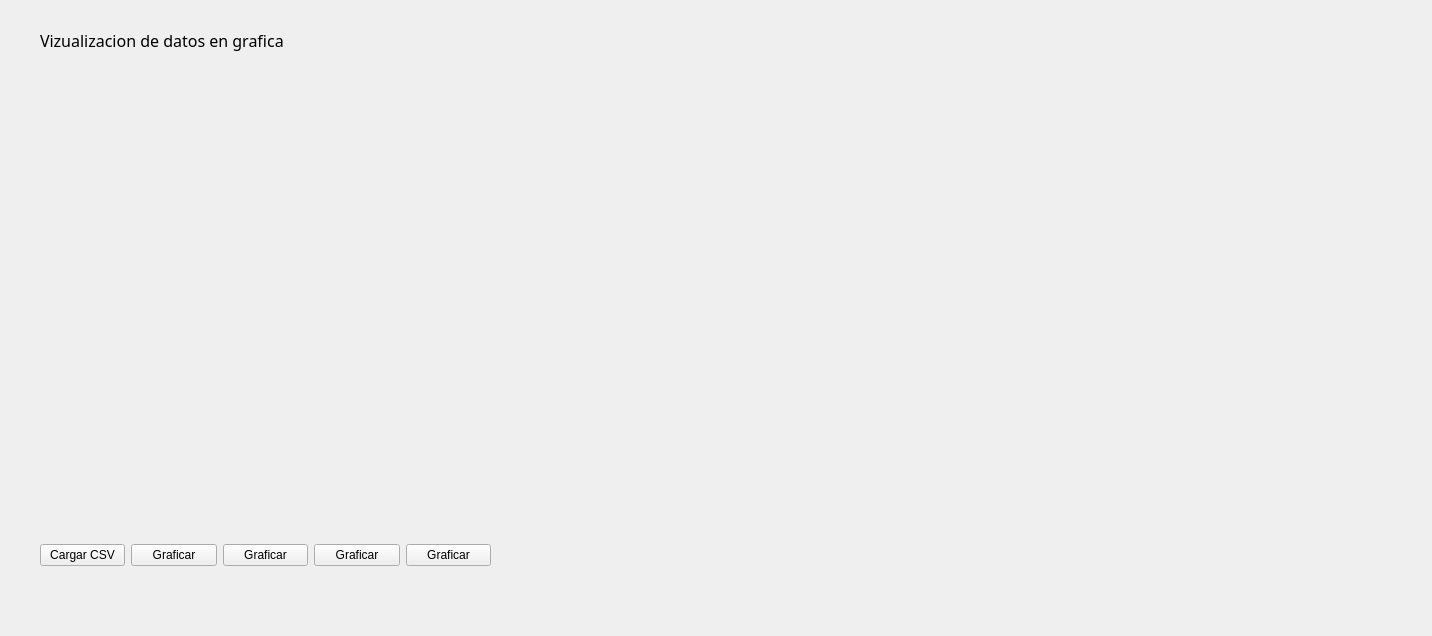
Old version of the form PROYECTOS/Python/Analizador de Datos CSV/Pruebadeproyecto/form.ui in the repository KillahBlitz/MY-PORTFOLIO.
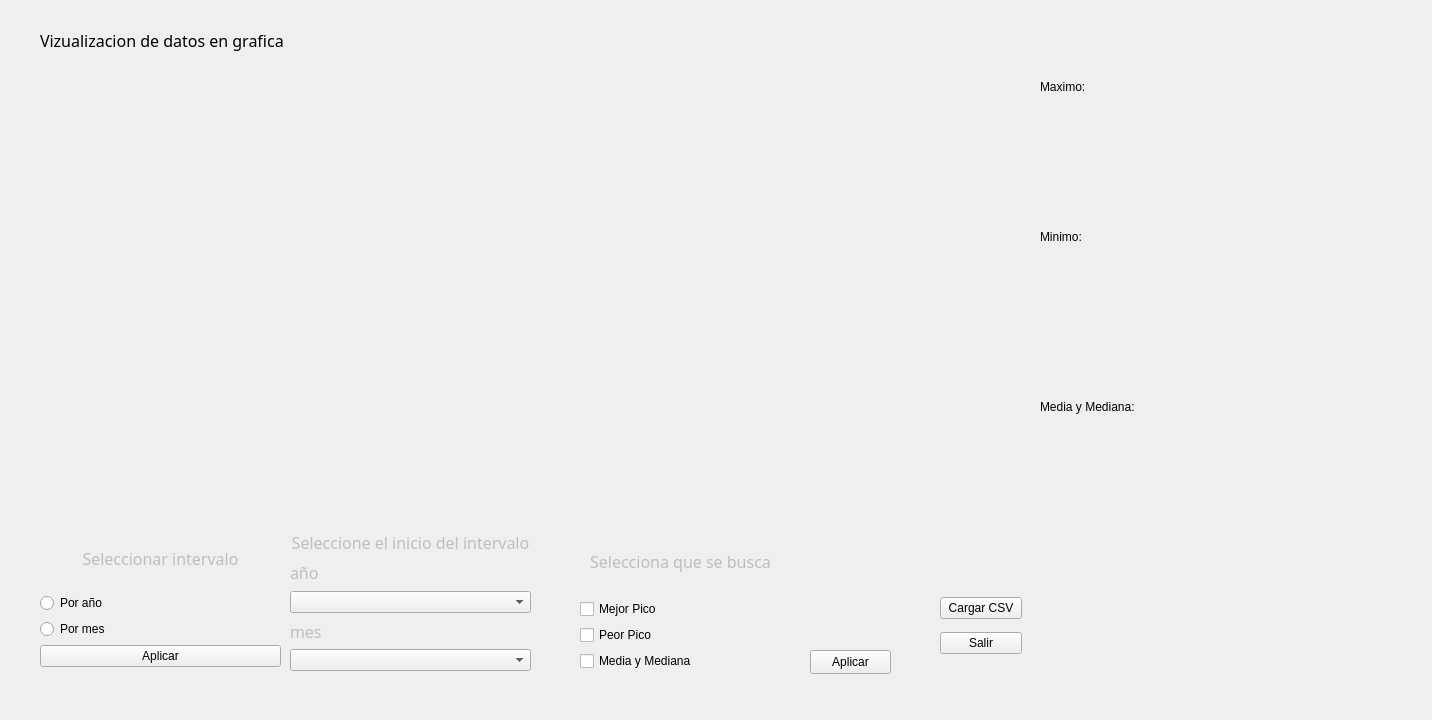
New version of the form.

What changed in the file:
```diff
--- a/PROYECTOS/Python/Analizador de Datos CSV/Pruebadeproyecto/form.ui
+++ b/PROYECTOS/Python/Analizador de Datos CSV/Pruebadeproyecto/form.ui
@@ -7,7 +7,7 @@
     <x>0</x>
     <y>0</y>
     <width>1432</width>
-    <height>636</height>
+    <height>720</height>
    </rect>
   </property>
   <property name="windowTitle">
@@ -37,21 +37,21 @@
     <rect>
      <x>40</x>
      <y>60</y>
-     <width>1051</width>
-     <height>421</height>
+     <width>981</width>
+     <height>451</height>
     </rect>
    </property>
   </widget>
   <widget class="QWidget" name="horizontalLayoutWidget">
    <property name="geometry">
     <rect>
-     <x>40</x>
-     <y>530</y>
-     <width>451</width>
-     <height>51</height>
+     <x>940</x>
+     <y>590</y>
+     <width>82</width>
+     <height>71</height>
     </rect>
    </property>
-   <layout class="QHBoxLayout" name="horizontalLayout">
+   <layout class="QVBoxLayout" name="verticalLayout">
     <item>
      <widget class="QPushButton" name="buttoncsv">
       <property name="text">
@@ -60,35 +60,297 @@
      </widget>
     </item>
     <item>
-     <widget class="QPushButton" name="buttoncsv_5">
+     <widget class="QPushButton" name="buttonsalir">
       <property name="text">
-       <string>Graficar</string>
-      </property>
-     </widget>
-    </item>
-    <item>
-     <widget class="QPushButton" name="buttoncsv_4">
-      <property name="text">
-       <string>Graficar</string>
-      </property>
-     </widget>
-    </item>
-    <item>
-     <widget class="QPushButton" name="buttoncsv_3">
-      <property name="text">
-       <string>Graficar</string>
-      </property>
-     </widget>
-    </item>
-    <item>
-     <widget class="QPushButton" name="buttoncsv_2">
-      <property name="text">
-       <string>Graficar</string>
+       <string>Salir</string>
       </property>
      </widget>
     </item>
    </layout>
   </widget>
+  <widget class="QWidget" name="widgetopciones" native="true">
+   <property name="geometry">
+    <rect>
+     <x>290</x>
+     <y>530</y>
+     <width>601</width>
+     <height>151</height>
+    </rect>
+   </property>
+   <widget class="QPushButton" name="buttonbusqueda">
+    <property name="geometry">
+     <rect>
+      <x>520</x>
+      <y>120</y>
+      <width>81</width>
+      <height>24</height>
+     </rect>
+    </property>
+    <property name="text">
+     <string>Aplicar</string>
+    </property>
+   </widget>
+   <widget class="QWidget" name="verticalLayoutWidget_3">
+    <property name="geometry">
+     <rect>
+      <x>290</x>
+      <y>0</y>
+      <width>201</width>
+      <height>141</height>
+     </rect>
+    </property>
+    <layout class="QVBoxLayout" name="verticallayoutopciones">
+     <item>
+      <layout class="QVBoxLayout" name="verticalLayout_5">
+       <item>
+        <widget class="QLabel" name="LabelFechas_4">
+         <property name="enabled">
+          <bool>false</bool>
+         </property>
+         <property name="font">
+          <font>
+           <family>MS Outlook</family>
+           <pointsize>12</pointsize>
+          </font>
+         </property>
+         <property name="text">
+          <string>Selecciona que se busca</string>
+         </property>
+         <property name="alignment">
+          <set>Qt::AlignmentFlag::AlignCenter</set>
+         </property>
+        </widget>
+       </item>
+       <item>
+        <widget class="QCheckBox" name="checkmax">
+         <property name="text">
+          <string>Mejor Pico</string>
+         </property>
+        </widget>
+       </item>
+       <item>
+        <widget class="QCheckBox" name="checkmin">
+         <property name="text">
+          <string>Peor Pico</string>
+         </property>
+        </widget>
+       </item>
+       <item>
+        <widget class="QCheckBox" name="checkm">
+         <property name="text">
+          <string>Media y Mediana</string>
+         </property>
+        </widget>
+       </item>
+      </layout>
+     </item>
+    </layout>
+   </widget>
+   <widget class="QWidget" name="verticalLayoutWidget_6">
+    <property name="geometry">
+     <rect>
+      <x>0</x>
+      <y>0</y>
+      <width>241</width>
+      <height>141</height>
+     </rect>
+    </property>
+    <layout class="QVBoxLayout" name="verticallayoutseleccion">
+     <item>
+      <widget class="QLabel" name="LabelFechas_5">
+       <property name="enabled">
+        <bool>false</bool>
+       </property>
+       <property name="font">
+        <font>
+         <family>MS Outlook</family>
+         <pointsize>12</pointsize>
+        </font>
+       </property>
+       <property name="text">
+        <string>Seleccione el inicio del intervalo</string>
+       </property>
+       <property name="alignment">
+        <set>Qt::AlignmentFlag::AlignCenter</set>
+       </property>
+      </widget>
+     </item>
+     <item>
+      <widget class="QLabel" name="LabelFechas_6">
+       <property name="enabled">
+        <bool>false</bool>
+       </property>
+       <property name="font">
+        <font>
+         <family>MS Outlook</family>
+         <pointsize>12</pointsize>
+        </font>
+       </property>
+       <property name="text">
+        <string>año</string>
+       </property>
+      </widget>
+     </item>
+     <item>
+      <widget class="QComboBox" name="comboboxanio">
+       <property name="placeholderText">
+        <string>Selecciona el año</string>
+       </property>
+      </widget>
+     </item>
+     <item>
+      <widget class="QLabel" name="LabelFechas_7">
+       <property name="enabled">
+        <bool>false</bool>
+       </property>
+       <property name="font">
+        <font>
+         <family>MS Outlook</family>
+         <pointsize>12</pointsize>
+        </font>
+       </property>
+       <property name="text">
+        <string>mes</string>
+       </property>
+      </widget>
+     </item>
+     <item>
+      <widget class="QComboBox" name="comboboxmes">
+       <property name="currentText">
+        <string/>
+       </property>
+       <property name="placeholderText">
+        <string>Selecciona el mes</string>
+       </property>
+      </widget>
+     </item>
+    </layout>
+   </widget>
+  </widget>
+  <widget class="QWidget" name="widgetseleccion" native="true">
+   <property name="geometry">
+    <rect>
+     <x>40</x>
+     <y>530</y>
+     <width>241</width>
+     <height>141</height>
+    </rect>
+   </property>
+   <widget class="QWidget" name="verticalLayoutWidget_2">
+    <property name="geometry">
+     <rect>
+      <x>0</x>
+      <y>0</y>
+      <width>241</width>
+      <height>137</height>
+     </rect>
+    </property>
+    <layout class="QVBoxLayout" name="verticalLayout_2">
+     <item>
+      <widget class="QLabel" name="LabelFechas">
+       <property name="enabled">
+        <bool>false</bool>
+       </property>
+       <property name="font">
+        <font>
+         <family>MS Outlook</family>
+         <pointsize>12</pointsize>
+        </font>
+       </property>
+       <property name="text">
+        <string>Seleccionar intervalo</string>
+       </property>
+       <property name="alignment">
+        <set>Qt::AlignmentFlag::AlignCenter</set>
+       </property>
+      </widget>
+     </item>
+     <item>
+      <layout class="QVBoxLayout" name="verticalLayout_6">
+       <item>
+        <widget class="QRadioButton" name="radiobuttononeanio">
+         <property name="text">
+          <string>Por año</string>
+         </property>
+        </widget>
+       </item>
+       <item>
+        <widget class="QRadioButton" name="radiobuttononemes">
+         <property name="text">
+          <string>Por mes</string>
+         </property>
+        </widget>
+       </item>
+       <item>
+        <widget class="QPushButton" name="buttonseleccion">
+         <property name="text">
+          <string>Aplicar</string>
+         </property>
+        </widget>
+       </item>
+      </layout>
+     </item>
+    </layout>
+   </widget>
+  </widget>
+  <widget class="QWidget" name="widgetResultados" native="true">
+   <property name="geometry">
+    <rect>
+     <x>1040</x>
+     <y>70</y>
+     <width>221</width>
+     <height>441</height>
+    </rect>
+   </property>
+   <widget class="QLabel" name="LabelMaximo">
+    <property name="geometry">
+     <rect>
+      <x>0</x>
+      <y>10</y>
+      <width>221</width>
+      <height>141</height>
+     </rect>
+    </property>
+    <property name="text">
+     <string>Maximo:</string>
+    </property>
+    <property name="alignment">
+     <set>Qt::AlignmentFlag::AlignLeading|Qt::AlignmentFlag::AlignLeft|Qt::AlignmentFlag::AlignTop</set>
+    </property>
+   </widget>
+   <widget class="QLabel" name="LabelMinimo">
+    <property name="geometry">
+     <rect>
+      <x>0</x>
+      <y>160</y>
+      <width>221</width>
+      <height>151</height>
+     </rect>
+    </property>
+    <property name="text">
+     <string>Minimo:</string>
+    </property>
+    <property name="alignment">
+     <set>Qt::AlignmentFlag::AlignLeading|Qt::AlignmentFlag::AlignLeft|Qt::AlignmentFlag::AlignTop</set>
+    </property>
+   </widget>
+   <widget class="QLabel" name="LabelM">
+    <property name="geometry">
+     <rect>
+      <x>0</x>
+      <y>330</y>
+      <width>221</width>
+      <height>111</height>
+     </rect>
+    </property>
+    <property name="text">
+     <string>Media y Mediana:</string>
+    </property>
+    <property name="alignment">
+     <set>Qt::AlignmentFlag::AlignLeading|Qt::AlignmentFlag::AlignLeft|Qt::AlignmentFlag::AlignTop</set>
+    </property>
+   </widget>
+  </widget>
  </widget>
  <resources/>
  <connections/>
```
Left out of the diff: 2 changed lines with no effect on the pictures.
